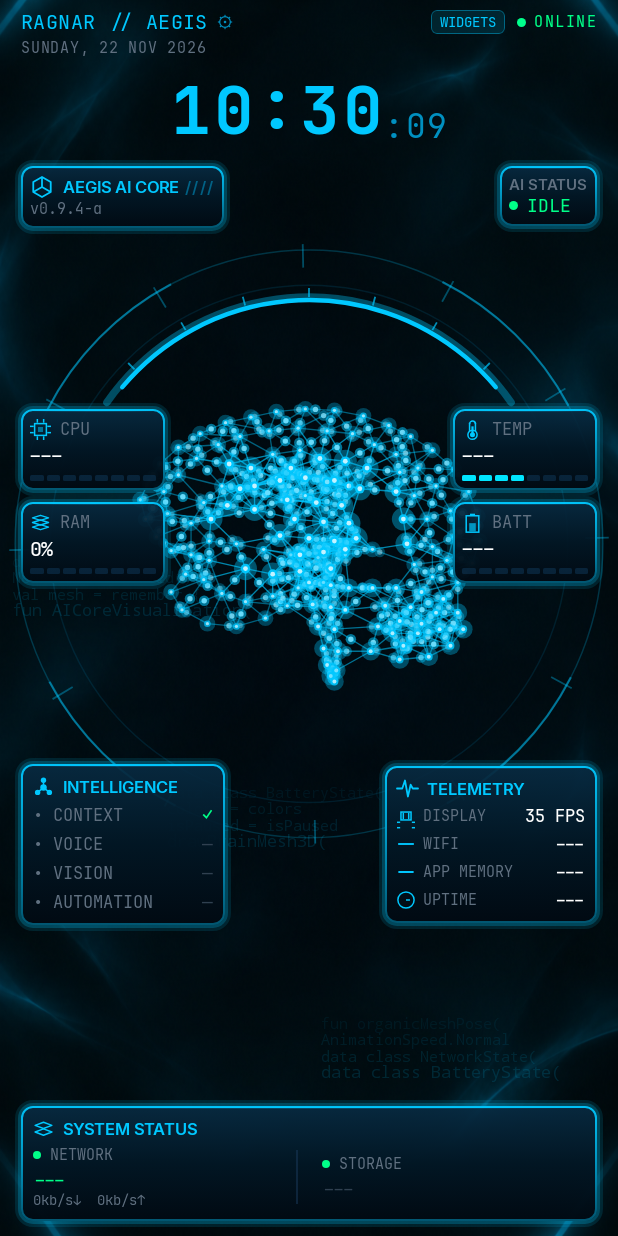
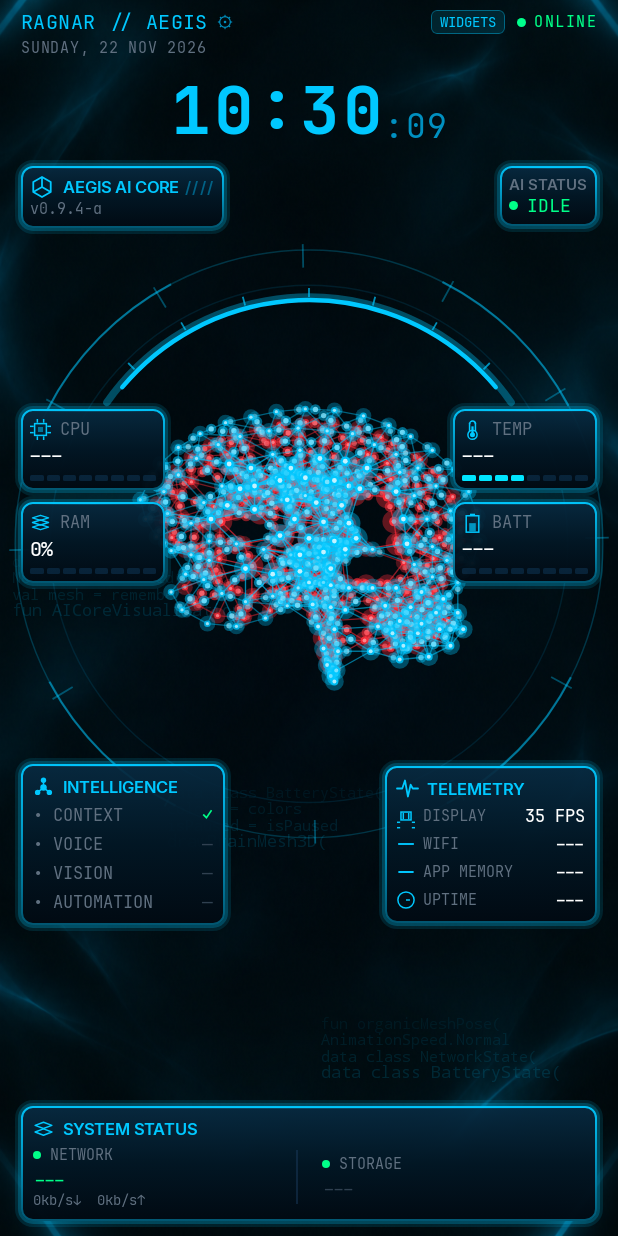
Before and after one commit to shubhash-singh/Aegis-HUD, an Android app built with Jetpack Compose: the screen it shows after launch (MainActivity), on a phone screen of 412 x 824 dp. Run offline under Robolectric (Android 15) with nearby library versions, the phone set to English and light mode, and no system bars; 3 statements that could not run were skipped.

Commit message:
Added one more layer of Neural mess with red color to make it look it like system is under stress some time

```diff
--- a/app/src/main/kotlin/dev/ragnar/aegis/ui/home/visualization/AICoreVisualization.kt
+++ b/app/src/main/kotlin/dev/ragnar/aegis/ui/home/visualization/AICoreVisualization.kt
@@ -57,6 +57,19 @@ fun AICoreVisualization(
             )
 
         val geo = NeuralGeometry.build(size.width, size.height)
+        // Red background mesh: the flat neural node mesh, 10% smaller and 25% less opaque,
+        // drawn first so the main 3D mesh renders on top of it.
+        drawBrainNeuralMesh(
+            geo = geo,
+            brainPulse = anim.brainPulse.value,
+            pulsePhase = anim.pulsePhase.value,
+            colors = colors,
+            meshColor = Color(0xFFFF2D3A),
+            highlightColor = Color(0xFFFFB3B8),
+            sizeScale = 0.9f,
+            alphaScale = 1f,
+        )
+
         // State is read here, in the draw phase, so animation ticks redraw without recomposing.
         drawBrainMesh3D(
             mesh, frame, geo,
@@ -199,8 +212,13 @@ private fun DrawScope.drawBrainNeuralMesh(
     brainPulse: Float,
     pulsePhase: Float,
     colors: AegisColorScheme,
+    meshColor: Color = colors.cyan,
+    highlightColor: Color = Color.White,
+    sizeScale: Float = 1f,
+    alphaScale: Float = 1f,
 ) {
     val center = geo.center
+    val scale = brainPulse * sizeScale
 
     // 1. Connection lines between nodes
     val lineStroke = 0.9.dp.toPx()
@@ -209,8 +227,8 @@ private fun DrawScope.drawBrainNeuralMesh(
         val to = geo.nodes[toIdx]
 
         // Scale node positions around brain center by pulse
-        val p1 = Offset(center.x + (from.x - center.x) * brainPulse, center.y + (from.y - center.y) * brainPulse)
-        val p2 = Offset(center.x + (to.x - center.x) * brainPulse, center.y + (to.y - center.y) * brainPulse)
+        val p1 = Offset(center.x + (from.x - center.x) * scale, center.y + (from.y - center.y) * scale)
+        val p2 = Offset(center.x + (to.x - center.x) * scale, center.y + (to.y - center.y) * scale)
 
         val alpha = when {
             from.shell == 0 || to.shell == 0 -> 0.65f
@@ -219,7 +237,7 @@ private fun DrawScope.drawBrainNeuralMesh(
         }
 
         drawLine(
-            color = colors.cyan.copy(alpha = alpha),
+            color = meshColor.copy(alpha = alpha * alphaScale),
             start = p1,
             end = p2,
             strokeWidth = lineStroke,
@@ -233,8 +251,8 @@ private fun DrawScope.drawBrainNeuralMesh(
         val stagger = (idx * 0.19f) % 1f
         val t = (pulsePhase + stagger) % 1f
 
-        val p1 = Offset(center.x + (from.x - center.x) * brainPulse, center.y + (from.y - center.y) * brainPulse)
-        val p2 = Offset(center.x + (to.x - center.x) * brainPulse, center.y + (to.y - center.y) * brainPulse)
+        val p1 = Offset(center.x + (from.x - center.x) * scale, center.y + (from.y - center.y) * scale)
+        val p2 = Offset(center.x + (to.x - center.x) * scale, center.y + (to.y - center.y) * scale)
 
         val px = p1.x + (p2.x - p1.x) * t
         val py = p1.y + (p2.y - p1.y) * t
@@ -242,12 +260,12 @@ private fun DrawScope.drawBrainNeuralMesh(
 
         if (alpha > 0.1f) {
             drawCircle(
-                color = Color.White.copy(alpha = alpha),
+                color = highlightColor.copy(alpha = alpha * alphaScale),
                 radius = 1.8.dp.toPx(),
                 center = Offset(px, py),
             )
             drawCircle(
-                color = colors.cyan.copy(alpha = alpha * 0.6f),
+                color = meshColor.copy(alpha = alpha * 0.6f * alphaScale),
                 radius = 3.5.dp.toPx(),
                 center = Offset(px, py),
             )
@@ -256,7 +274,7 @@ private fun DrawScope.drawBrainNeuralMesh(
 
     // 3. Neural nodes (with outer glow, core circle, and bright center)
     geo.nodes.forEach { node ->
-        val p = Offset(center.x + (node.x - center.x) * brainPulse, center.y + (node.y - center.y) * brainPulse)
+        val p = Offset(center.x + (node.x - center.x) * scale, center.y + (node.y - center.y) * scale)
         val radius = when (node.shell) {
             0 -> 3.2.dp.toPx()
             3 -> 2.6.dp.toPx()
@@ -270,19 +288,19 @@ private fun DrawScope.drawBrainNeuralMesh(
 
         // Outer glow
         drawCircle(
-            color = colors.cyan.copy(alpha = alpha * 0.4f),
+            color = meshColor.copy(alpha = alpha * 0.4f * alphaScale),
             radius = radius * 2.4f,
             center = p,
         )
         // Core node
         drawCircle(
-            color = colors.cyan.copy(alpha = alpha),
+            color = meshColor.copy(alpha = alpha * alphaScale),
             radius = radius,
             center = p,
         )
         // Bright white specular center
         drawCircle(
-            color = Color.White.copy(alpha = alpha * 0.8f),
+            color = highlightColor.copy(alpha = alpha * 0.8f * alphaScale),
             radius = radius * 0.5f,
             center = p,
         )
```
